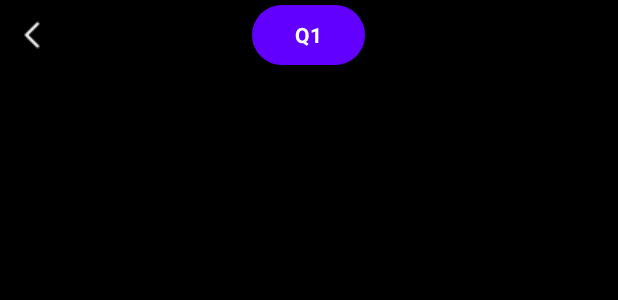
After one commit to eunjee001/DDONA, an Android app: the layout fragment_make_character.xml on its own in the app's theme, with its tools: preview values and no code run, on a phone screen of 412 x 824 dp. The commit adds this screen. Shown: the top 300 px of the screen. Run offline under Robolectric (Android 15) with nearby library versions, the phone set to English and light mode, and no system bars.

Commit message:
step layout

```diff
--- a/app/build.gradle.kts
+++ b/app/build.gradle.kts
@@ -49,4 +49,6 @@ dependencies {
     testImplementation("junit:junit:4.13.2")
     androidTestImplementation("androidx.test.ext:junit:1.1.5")
     androidTestImplementation("androidx.test.espresso:espresso-core:3.5.1")
+    implementation ("com.github.bumptech.glide:glide:4.12.0")
+
 }
--- /dev/null
+++ b/app/src/main/res/drawable/ic_title.xml
@@ -0,0 +1,7 @@
+<?xml version="1.0" encoding="utf-8"?>
+<shape xmlns:tools="http://schemas.android.com/tools"
+    xmlns:android="http://schemas.android.com/apk/res/android"
+    tools:ignore="MissingDefaultResource">
+    <solid android:color="#6100FF"/>
+    <corners android:radius="999dp"/>
+</shape>
--- /dev/null
+++ b/app/src/main/res/layout/fragment_make_character.xml
@@ -0,0 +1,51 @@
+<?xml version="1.0" encoding="utf-8"?>
+<layout
+    xmlns:android="http://schemas.android.com/apk/res/android">
+
+<LinearLayout
+    android:orientation="vertical"
+    android:layout_width="match_parent"
+    android:layout_height="match_parent"
+    android:background="@color/black">
+
+    <RelativeLayout
+        android:layout_width="match_parent"
+        android:layout_height="47dp"
+        android:id="@+id/ll_title"
+        android:orientation="horizontal">
+
+        <RelativeLayout
+            android:layout_width="wrap_content"
+            android:layout_height="wrap_content"
+            android:layout_marginLeft="9dp"
+            android:layout_centerInParent="true"
+            android:layout_alignParentLeft="true"
+            android:id="@+id/ll_back">
+        <ImageView
+            android:layout_width="wrap_content"
+            android:layout_height="wrap_content"
+            android:id="@+id/iv_back"
+            android:background="@drawable/back"/>
+        </RelativeLayout>
+
+            <TextView
+                android:id="@+id/tv_title_q"
+                android:layout_width="75dp"
+                android:layout_height="40dp"
+                android:text="@string/q1"
+                android:gravity="center"
+                android:layout_centerInParent="true"
+                android:background="@drawable/ic_title"
+                android:textColor="@color/white"
+                android:textStyle="bold" />
+
+    </RelativeLayout>
+
+    <LinearLayout
+        android:layout_width="match_parent"
+        android:layout_height="32dp"
+        android:id="@+id/ll_step_bar"
+        android:orientation="horizontal"/>
+
+    </LinearLayout>
+</layout>
--- a/app/src/main/res/values/strings.xml
+++ b/app/src/main/res/values/strings.xml
@@ -1,3 +1,4 @@
 <resources>
     <string name="app_name">DDONA</string>
+    <string name="q1">Q1</string>
 </resources>
--- a/build.gradle.kts
+++ b/build.gradle.kts
@@ -1,5 +1,5 @@
 // Top-level build file where you can add configuration options common to all sub-projects/modules.
 plugins {
-    id("com.android.application") version "8.1.2" apply false
+    id("com.android.application") version "8.0.2" apply false
     id("org.jetbrains.kotlin.android") version "1.9.0" apply false
 }
```
Also changed, not shown: app/src/main/java/com/kkyoungs/ddona/MainActivity.kt (+18 -19 lines), app/src/main/java/com/kkyoungs/ddona/MakeCharacterContent.kt (+46 -7 lines), app/src/main/java/com/kkyoungs/ddona/StepBlock.kt (added, +33 -0 lines), app/src/main/res/drawable/stepbar_component_fill.xml (added, +9 -0 lines), app/src/main/res/drawable/stepbar_component_no_fill.xml (added, +9 -0 lines), app/src/main/res/layout/layout_step.xml (added, +15 -0 lines), app/src/main/res/drawable/back.png (added), app/src/main/res/drawable/check_off.png (added), app/src/main/res/drawable/check_on.png (added), app/src/main/res/drawable/q1.png (added), app/src/main/res/drawable/q2.png (added), app/src/main/res/drawable/q3.png (added).
